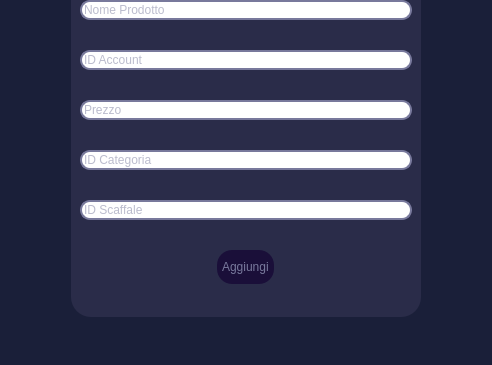
LeonUrsu/NegozioDellUsato-ExamIS, file NegozioDelUsatoPython/MVC/View/AdminButtonsViews/inserisciProdottoView.ui: the form before one commit; both pictures show x 104 to 596 and y 131 to 496 of the 700 by 496 pixel window.
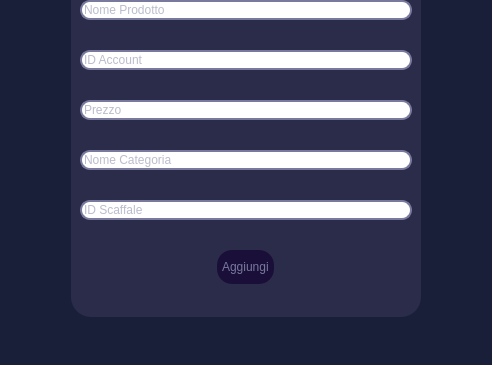
The form after the commit. Icons and pictures are not drawn.

Commit message: lavoro su cambio nome inserimento prodotto

What changed in the file:
```diff
--- a/NegozioDelUsatoPython/MVC/View/AdminButtonsViews/inserisciProdottoView.ui
+++ b/NegozioDelUsatoPython/MVC/View/AdminButtonsViews/inserisciProdottoView.ui
@@ -197,7 +197,7 @@
          <item>
           <widget class="QLineEdit" name="idCategoriaLe">
            <property name="placeholderText">
-            <string>ID Categoria</string>
+            <string>Nome Categoria</string>
            </property>
           </widget>
          </item>
```
The commit also changes 1 other file.
